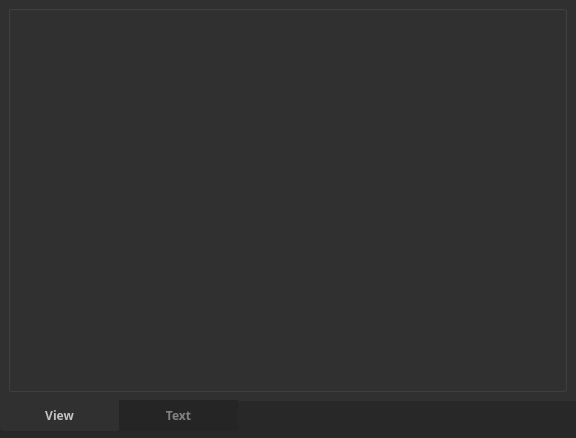
joenano/rapidview, file ui/jsontab.ui: the form before one commit.
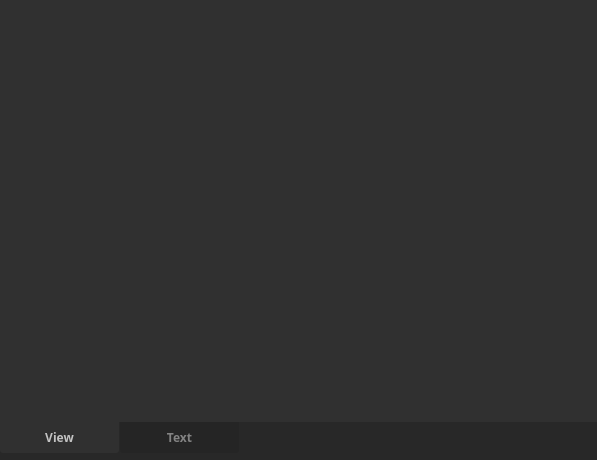
The form after the commit.

```diff
--- a/ui/jsontab.ui
+++ b/ui/jsontab.ui
@@ -6,8 +6,8 @@
    <rect>
     <x>0</x>
     <y>0</y>
-    <width>576</width>
-    <height>438</height>
+    <width>597</width>
+    <height>460</height>
    </rect>
   </property>
   <property name="windowTitle">
@@ -38,6 +38,7 @@
      <property name="styleSheet">
       <string notr="true">QFrame#frame {
 	background: #282828;
+	color: #e3e3e3;
 }</string>
      </property>
      <property name="frameShape">
@@ -73,14 +74,15 @@
         </property>
         <property name="styleSheet">
          <string notr="true">QTabWidget::pane {
-	bottom: -1px;
 	border: 0;
+	margin: 0;
 } 
 
  QTabBar::tab {
 	width: 105px;
 	padding: 7px;
 	margin-top: 0;
+	margin-right: 1px;
 	margin-bottom: 7px;
 	background-color: #252525;
 	color: #838383;
@@ -93,7 +95,7 @@
 QTabBar::tab:selected { 
   	background: #303030;
 	color: #c3c3c3;
-  	margin-top: -1px; 
+  	margin-top: 0; 
 }
 
 QFrame {
@@ -115,17 +117,56 @@
          <bool>false</bool>
         </property>
         <widget class="QWidget" name="tab_view">
+         <property name="styleSheet">
+          <string notr="true">QTreeView {
+	outline: 0;
+	border: none;
+}
+
+QTreeView::branch::selected {
+    background: #535353;
+}
+
+QTreeView::item {
+	padding: 3px;
+	color: #f3f3f3;
+}
+
+QTreeView::item::selected {
+	padding-left: 0;
+	background: #535353;
+	color: #e3e3e3;
+}</string>
+         </property>
          <attribute name="title">
           <string>View</string>
          </attribute>
          <layout class="QVBoxLayout" name="verticalLayout">
+          <property name="spacing">
+           <number>14</number>
+          </property>
+          <property name="leftMargin">
+           <number>14</number>
+          </property>
+          <property name="topMargin">
+           <number>14</number>
+          </property>
+          <property name="rightMargin">
+           <number>14</number>
+          </property>
+          <property name="bottomMargin">
+           <number>14</number>
+          </property>
           <item>
            <widget class="QTreeView" name="tree_json">
-            <property name="styleSheet">
-             <string notr="true">QTreeView {
-	border-radius: 3px;
-	border: 1px solid #404040;
-}</string>
+            <property name="font">
+             <font>
+              <family>Hack Nerd Font Mono</family>
+              <pointsize>9</pointsize>
+             </font>
+            </property>
+            <property name="editTriggers">
+             <set>QAbstractItemView::NoEditTriggers</set>
             </property>
            </widget>
           </item>
```
Left out of the diff: 33 changed lines with no effect on the pictures.
